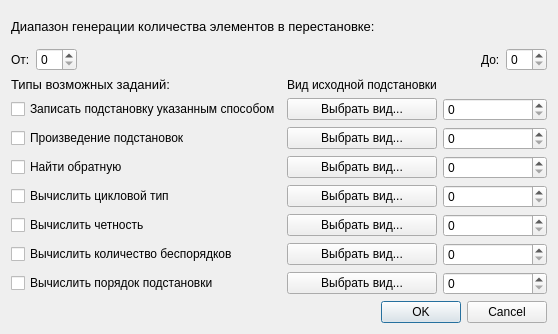
First picture: the form in dialogtranspositiongroup.ui, repository TeddyReady/MathTasksRenderer, before the edit.
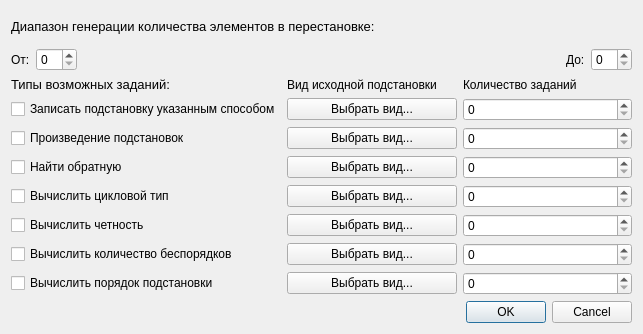
Second picture: the form after the edit.

```diff
--- a/dialogtranspositiongroup.ui
+++ b/dialogtranspositiongroup.ui
@@ -6,7 +6,7 @@
    <rect>
     <x>0</x>
     <y>0</y>
-    <width>558</width>
+    <width>643</width>
     <height>334</height>
    </rect>
   </property>
@@ -207,6 +207,13 @@
        </property>
       </widget>
      </item>
+     <item row="0" column="2">
+      <widget class="QLabel" name="labelCnt">
+       <property name="text">
+        <string>Количество заданий</string>
+       </property>
+      </widget>
+     </item>
     </layout>
    </item>
    <item row="2" column="0">
```
Left out of the diff: 22 changed lines with no effect on the pictures.
